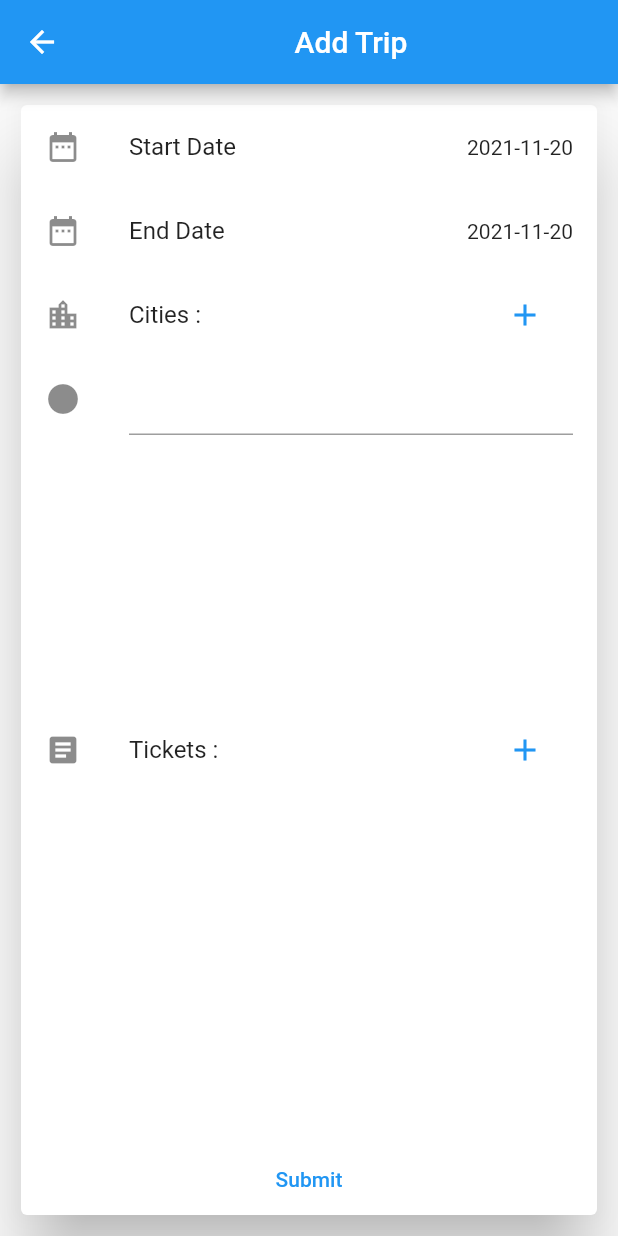
After one commit to Deepeshac2890/scan_n_select, a Flutter app: the CreateTrip screen opened directly, after a tap on the "add" icon, on a phone screen of 412 x 824 dp. The commit adds this screen. Run offline on Flutter 3.47's test engine with Material 2 defaults, Android fonts, the phone set to English and light mode, and no system bars; our stand-ins replace animated_text_kit, audioplayers, cloud_firestore, file_picker, firebase_auth, firebase_storage and 15 more; missing offline and left inert: advance_pdf_viewer, flutter_google_places, geocoder, google_api_headers, google_maps_webservice, mime_type and 2 more; accounts and stored records are empty; network calls fail.

Commit message:
Version Updated

```diff
--- /dev/null
+++ b/lib/Screens/CreateTrip.dart
@@ -0,0 +1,223 @@
+import 'dart:io';
+
+import 'package:file_picker/file_picker.dart';
+import 'package:flutter/material.dart';
+import 'package:mime_type/mime_type.dart';
+import 'package:scan_n_select/Components/CustomTicketListItem.dart';
+import 'package:scan_n_select/Services/DateTimeServices.dart';
+
+class CreateTrip extends StatefulWidget {
+  @override
+  _CreateTripState createState() => _CreateTripState();
+}
+
+class _CreateTripState extends State<CreateTrip> {
+  DateTime startDate = DateTime.now();
+  DateTime endDate = DateTime.now();
+  CustomDateTime cdt = CustomDateTime();
+  List<Widget> cityList = [];
+  int cityCounter = 0;
+  int ticketCounter = 0;
+  List<Widget> ticketList = [];
+  ScrollController ticketListViewController = ScrollController();
+  ScrollController cityListViewController = ScrollController();
+  List<TextEditingController> cityControllers = [];
+  List<TextEditingController> sourceCityTicketControllers = [];
+  List<TextEditingController> destinationCityTicketControllers = [];
+  List<TextEditingController> dateTicketControllers = [];
+
+  @override
+  void initState() {
+    startDate = DateTime.now();
+    endDate = DateTime.now();
+    super.initState();
+  }
+
+  @override
+  Widget build(BuildContext context) {
+    return Scaffold(
+      appBar: AppBar(
+        title: Center(
+          child: Text('Add Trip'),
+        ),
+      ),
+      body: Container(
+        margin: EdgeInsets.all(10),
+        child: Card(
+          elevation: 20,
+          child: Column(
+            children: [
+              GestureDetector(
+                onTap: () async {
+                  var startingDate = await showDatePicker(
+                      context: context,
+                      initialDate: startDate,
+                      firstDate: DateTime(2021),
+                      lastDate: DateTime(2023),
+                      helpText: 'Start Date',
+                      selectableDayPredicate: cdt.decideWhichDayToEnableStart);
+                  if (startingDate != null) {
+                    setState(() {
+                      startDate = startingDate;
+                      cdt.setStartDate(startDate);
+                      if (startDate.isAfter(endDate)) endDate = startingDate;
+                    });
+                  }
+                },
+                child: ListTile(
+                  trailing: Text('${startDate.toLocal()}'.split(' ')[0]),
+                  leading: Icon(Icons.date_range),
+                  title: Text('Start Date'),
+                ),
+              ),
+              GestureDetector(
+                onTap: () async {
+                  var endingDate = await showDatePicker(
+                      context: context,
+                      initialDate: endDate,
+                      helpText: 'End Date',
+                      firstDate: DateTime(2021),
+                      lastDate: DateTime(2023),
+                      selectableDayPredicate: cdt.decideWhichDayToEnableEnd);
+                  if (endingDate != null) {
+                    setState(() {
+                      endDate = endingDate;
+                    });
+                  }
+                },
+                child: ListTile(
+                  leading: Icon(Icons.date_range),
+                  title: Text('End Date'),
+                  trailing: Text('${endDate.toLocal()}'.split(' ')[0]),
+                ),
+              ),
+              ListTile(
+                leading: Icon(Icons.location_city),
+                title: Text('Cities : '),
+                trailing: TextButton(
+                    onPressed: () {
+                      addCityListRow();
+                    },
+                    child: Icon(Icons.add)),
+              ),
+              Flexible(
+                child: ListView.builder(
+                    controller: cityListViewController,
+                    itemCount: cityList.length,
+                    itemBuilder: (context, index) {
+                      return Dismissible(
+                        background: Container(
+                          padding: EdgeInsets.all(10),
+                          alignment: Alignment.centerRight,
+                          color: Colors.redAccent,
+                          child: Icon(Icons.delete),
+                        ),
+                        key: UniqueKey(),
+                        child: cityList[index],
+                        onDismissed: (direction) {
+                          setState(() {
+                            cityList.removeAt(index);
+                          });
+                        },
+                        direction: DismissDirection.endToStart,
+                      );
+                    }),
+              ),
+              ListTile(
+                leading: Icon(Icons.article),
+                title: Text('Tickets : '),
+                trailing: TextButton(
+                    onPressed: () {
+                      addTicketListRow();
+                    },
+                    child: Icon(Icons.add)),
+              ),
+              Flexible(
+                child: ListView.builder(
+                    controller: ticketListViewController,
+                    itemCount: ticketList.length,
+                    itemBuilder: (context, index) {
+                      return Dismissible(
+                        background: Container(
+                          padding: EdgeInsets.all(10),
+                          alignment: Alignment.centerRight,
+                          color: Colors.redAccent,
+                          child: Icon(Icons.delete),
+                        ),
+                        key: UniqueKey(),
+                        child: ticketList[index],
+                        onDismissed: (direction) {
+                          setState(
+                            () {
+                              ticketList.removeAt(index);
+                            },
+                          );
+                        },
+                        direction: DismissDirection.endToStart,
+                      );
+                    }),
+              ),
+              Center(
+                child: TextButton(
+                  child: Text('Submit'),
+                  onPressed: () {
+                    addTrip();
+                  },
+                ),
+              ),
+            ],
+          ),
+        ),
+      ),
+    );
+  }
+
+  void addTrip() async {
+    // TODO: Implement this
+  }
+
+  void addCityListRow() async {
+    TextEditingController cn = TextEditingController();
+    Widget wd = ListTile(
+      key: UniqueKey(),
+      leading: Icon(Icons.circle),
+      title: TextField(
+        controller: cn,
+        onChanged: (value) {
+          print(value);
+        },
+      ),
+    );
+    setState(() {
+      cityList.add(wd);
+      cityControllers.add(cn);
+    });
+    cityCounter++;
+    await cityListViewController.animateTo(
+        cityListViewController.position.maxScrollExtent,
+        duration: Duration(milliseconds: 500),
+        curve: Curves.fastOutSlowIn);
+  }
+
+  void addTicketListRow() async {
+    File file = await FilePicker.getFile();
+    final mimeType = mime(file.path.split('/').last);
+    List<String> mot = ['Bus', 'Train', 'Flight'];
+    String selectedMode = 'Bus';
+    String source = "";
+    String destination = "";
+    DateTime travelDate = DateTime.now();
+    List<DropdownMenuItem<String>> ls = <DropdownMenuItem<String>>[];
+    CustomDateTime cdt = CustomDateTime();
+    String ticketType;
+    Widget wd = new CustomTicketListItem();
+    setState(() {
+      ticketList.add(wd);
+    });
+    await ticketListViewController.animateTo(
+        ticketListViewController.position.maxScrollExtent,
+        duration: Duration(milliseconds: 500),
+        curve: Curves.fastOutSlowIn);
+    ticketCounter++;
+  }
+}
--- a/lib/Screens/Scanner.dart
+++ b/lib/Screens/Scanner.dart
@@ -7,6 +7,7 @@ List<Widget> listToShow = [];
 List<String> itemsChecked = [];
 
 // TODO: Add List of Item and checklist when the scan is complete
+// TODO: Add option to edit the list of Items
 
 class Scanner extends StatefulWidget {
   static String id = 'Scanner_Screen';
--- /dev/null
+++ b/lib/Services/DateTimeServices.dart
@@ -0,0 +1,26 @@
+class CustomDateTime {
+  DateTime startDate;
+  CustomDateTime() {
+    startDate = DateTime.now();
+  }
+
+  void setStartDate(DateTime sd) {
+    startDate = sd;
+  }
+
+  bool decideWhichDayToEnableStart(DateTime day) {
+    if (day.isAfter(DateTime.now().subtract(
+      Duration(days: 1),
+    ))) {
+      return true;
+    }
+    return false;
+  }
+
+  bool decideWhichDayToEnableEnd(DateTime day) {
+    if (day.isAfter(startDate.subtract(Duration(days: 1)))) {
+      return true;
+    }
+    return false;
+  }
+}
--- a/pubspec.yaml
+++ b/pubspec.yaml
@@ -55,5 +55,4 @@ flutter:
 
   assets:
     - assets/
-    - assets/Background/
     - assets/Weather/
```
Also changed, not shown: lib/Class/CityItem.dart (added, +11 -0 lines), lib/Class/TripDetails.dart (added, +8 -0 lines), lib/Components/CustomCityListItem.dart (added, +37 -0 lines), lib/Components/CustomTicketListItem.dart (added, +130 -0 lines), lib/Components/NavigationDrawer.dart (+47 -12 lines), lib/Keys.dart (added, +7 -0 lines), lib/Screens/MyTripsDashboard.dart (added, +100 -0 lines), lib/Screens/SavedTickets.dart (+15 -4 lines), assets/Background/Bangalore.jpg (deleted), assets/Background/Delhi.jpg (deleted), assets/Background/Goa.jpg (deleted), assets/Background/Hyderabad.jpg (deleted), assets/Background/Lucknow.jpg (deleted), assets/Background/Mumbai.jpeg (deleted), 2 more files.
